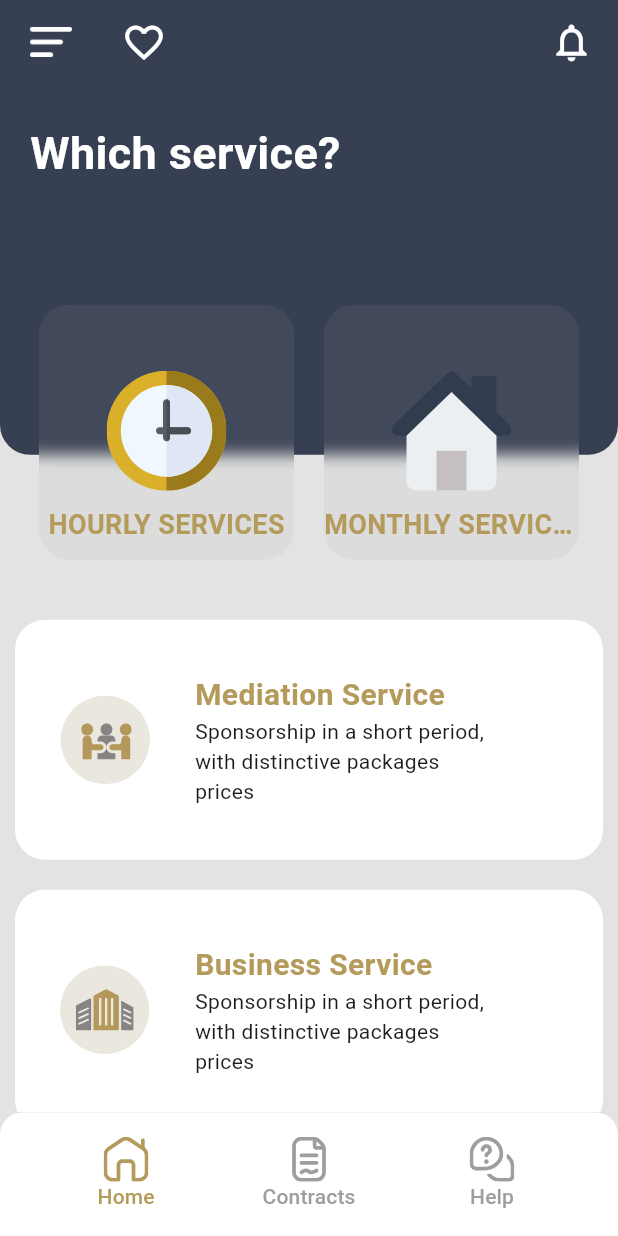
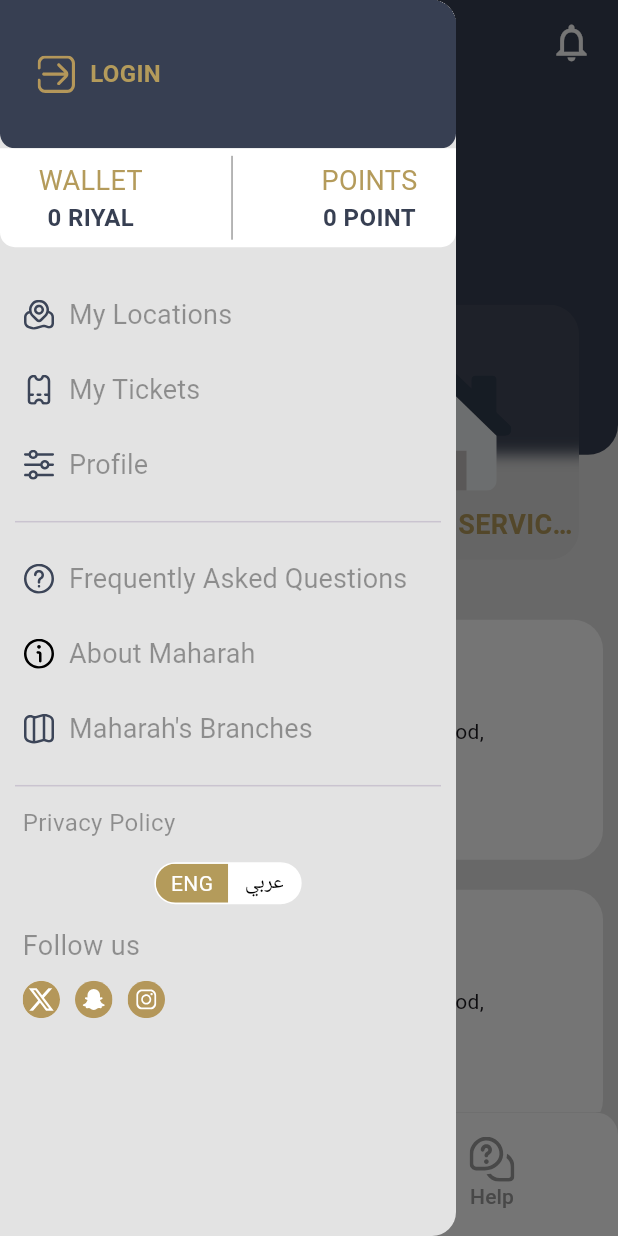
Before and after one commit to MohamedAdel022/maharah, a Flutter app: the screen it shows after launch, with the side drawer open (before the commit the screen has no drawer), on a phone screen of 412 x 824 dp. Run offline on Flutter 3.47's test engine with Material 3 defaults, Android fonts, the phone set to English and light mode, and no system bars; our stand-ins replace flutter_svg, smooth_page_indicator.

Commit message:
"Removed Onboarding import, added HomeDrawer to HomeView, and modified HomeAppBar to open drawer on menu icon tap."

```diff
--- a/lib/main.dart
+++ b/lib/main.dart
@@ -1,6 +1,5 @@
 import 'package:flutter/material.dart';
 import 'package:maharah/views/home_view.dart';
-import 'package:maharah/views/onboarding.dart';
 
 void main() {
   runApp(const MyApp());
--- a/lib/views/home_view.dart
+++ b/lib/views/home_view.dart
@@ -3,17 +3,19 @@
 import 'package:maharah/views/widgets/home_app_bar.dart';
 import 'package:maharah/views/widgets/home_body.dart';
 import 'package:maharah/views/widgets/home_bottom_nav_bar.dart';
+import 'package:maharah/views/widgets/home_drawer.dart';
 
 class HomeView extends StatelessWidget {
   const HomeView({super.key});
 
   @override
   Widget build(BuildContext context) {
-    return const Scaffold(
+    return Scaffold(
       backgroundColor: backgroundColor,
-      appBar: HomeAppBar(),
-      body: HomeBody(),
-      bottomNavigationBar: HomeBottomNavBar(),
+      appBar: const HomeAppBar(),
+      body: const HomeBody(),
+      bottomNavigationBar: const HomeBottomNavBar(),
+      drawer: HomeDrawer(),
     );
   }
 }
--- /dev/null
+++ b/lib/views/widgets/custom_toggle_button.dart
@@ -0,0 +1,68 @@
+import 'package:flutter/material.dart';
+import 'package:maharah/constants.dart';
+
+class CustomToggleButton extends StatefulWidget {
+  const CustomToggleButton({
+    super.key,
+    required this.isSelected,
+  });
+
+  final List<bool> isSelected;
+
+  @override
+  State<CustomToggleButton> createState() => _CustomToggleButtonState();
+}
+
+class _CustomToggleButtonState extends State<CustomToggleButton> {
+  @override
+  Widget build(BuildContext context) {
+    return Container(
+      height: 28,
+      decoration: BoxDecoration(
+          border: Border.all(
+            color: Colors.white,
+          ),
+          borderRadius: BorderRadius.circular(15),
+          color: Colors.white),
+      child: ToggleButtons(
+          // list of booleans
+          isSelected: widget.isSelected,
+          // text color of selected toggle
+          selectedColor: Colors.white,
+          // text color of not selected toggle
+          color: Colors.black,
+          // fill color of selected toggle
+          fillColor: textColor,
+          // border properties for each toggle
+          renderBorder: false,
+          borderRadius: BorderRadius.circular(15),
+          // add widgets for which the users need to toggle
+          children: const [
+            Padding(
+              padding: EdgeInsets.symmetric(horizontal: 10),
+              child: Text('ENG', style: TextStyle(fontSize: 14)),
+            ),
+            Padding(
+              padding: EdgeInsets.symmetric(horizontal: 10),
+              child: Text('عربي', style: TextStyle(fontSize: 14)),
+            ),
+          ],
+          // to select or deselect when pressed
+          onPressed: (int newIndex) {
+            setState(() {
+              // looping through the list of booleans values
+              for (int index = 0; index < widget.isSelected.length; index++) {
+                // checking for the index value
+                if (index == newIndex) {
+                  // one button is always set to true
+                  widget.isSelected[index] = true;
+                } else {
+                  // other two will be set to false and not selected
+                  widget.isSelected[index] = false;
+                }
+              }
+            });
+          }),
+    );
+  }
+}
--- a/lib/views/widgets/home_app_bar.dart
+++ b/lib/views/widgets/home_app_bar.dart
@@ -18,7 +18,10 @@
           const SizedBox(
             width: 20,
           ),
-          ImageHelper.loadFromAsset(Assets.imagesMenuIcon, width: 28),
+          GestureDetector(
+            child: ImageHelper.loadFromAsset(Assets.imagesMenuIcon, width: 28),
+            onTap: () => Scaffold.of(context).openDrawer(),
+          ),
         ],
       ),
       title: const Row(
--- /dev/null
+++ b/lib/views/widgets/home_drawer.dart
@@ -0,0 +1,193 @@
+import 'package:flutter/material.dart';
+import 'package:flutter_svg/svg.dart';
+import 'package:maharah/constants.dart';
+import 'package:maharah/core/utils/app_images.dart';
+import 'package:maharah/views/widgets/custom_toggle_button.dart';
+import 'package:maharah/views/widgets/home_drawer_button.dart';
+
+// ignore: must_be_immutable
+class HomeDrawer extends StatelessWidget {
+  HomeDrawer({
+    super.key,
+  });
+
+  List<bool> isSelected = [true, false];
+  @override
+  Widget build(BuildContext context) {
+    return SafeArea(
+      child: Drawer(
+        backgroundColor: backgroundColor,
+        child: Column(
+          crossAxisAlignment: CrossAxisAlignment.start,
+          children: [
+            const DrawerFirstSection(),
+            const DrawerSecondSection(),
+            const SizedBox(
+              height: 20,
+            ),
+            const HomeDrawerButton(
+              imgpath: Assets.imagesMapPin,
+              title: 'My Locations',
+            ),
+            const HomeDrawerButton(
+              imgpath: Assets.imagesTicket,
+              title: 'My Tickets',
+            ),
+            const HomeDrawerButton(
+              imgpath: Assets.imagesSettings,
+              title: 'Profile',
+            ),
+            const Padding(
+              padding: EdgeInsets.symmetric(horizontal: 10, vertical: 5),
+              child: Divider(),
+            ),
+            const HomeDrawerButton(
+              imgpath: Assets.imagesFaqs,
+              title: 'Frequently Asked Questions',
+            ),
+            const HomeDrawerButton(
+              imgpath: Assets.imagesInfo,
+              title: 'About Maharah',
+            ),
+            const HomeDrawerButton(
+              imgpath: Assets.imagesMap,
+              title: 'Maharah\'s Branches',
+            ),
+            const Padding(
+              padding: EdgeInsets.symmetric(horizontal: 10, vertical: 5),
+              child: Divider(),
+            ),
+            const Padding(
+              padding: EdgeInsets.only(left: 15, bottom: 15),
+              child: Text(
+                'Privacy Policy',
+                style: TextStyle(
+                    fontSize: 16,
+                    fontWeight: FontWeight.w400,
+                    color: Colors.black38),
+              ),
+            ),
+            Center(
+              child: CustomToggleButton(isSelected: isSelected),
+            ),
+            const Padding(
+              padding: EdgeInsets.only(left: 15, top: 15),
+              child: Text(
+                'Follow us',
+                style: TextStyle(
+                    fontSize: 18,
+                    fontWeight: FontWeight.w400,
+                    color: Colors.black38),
+              ),
+            ),
+            Padding(
+              padding: const EdgeInsets.symmetric(horizontal: 15, vertical: 10),
+              child: Row(
+                children: [
+                  SvgPicture.asset(Assets.imagesXTwitter, width: 25),
+                  const SizedBox(width: 10),
+                  SvgPicture.asset(Assets.imagesSnapchat, width: 25),
+                  const SizedBox(width: 10),
+                  SvgPicture.asset(Assets.imagesInstagram, width: 25),
+                ],
+              ),
+            )
+          ],
+        ),
+      ),
+    );
+  }
+}
+
+class DrawerSecondSection extends StatelessWidget {
+  const DrawerSecondSection({
+    super.key,
+  });
+
+  @override
+  Widget build(BuildContext context) {
+    return Container(
+      height: MediaQuery.of(context).size.height * .08,
+      decoration: const BoxDecoration(
+        color: Colors.white,
+        borderRadius: BorderRadius.vertical(
+          bottom: Radius.circular(10),
+        ),
+      ),
+      padding: const EdgeInsets.symmetric(vertical: 5),
+      child: const Row(
+        mainAxisAlignment: MainAxisAlignment.spaceAround,
+        children: [
+          Column(
+            mainAxisAlignment: MainAxisAlignment.center,
+            children: [
+              Text('WALLET',
+                  style: TextStyle(
+                    fontSize: 18,
+                    color: textColor,
+                  )),
+              Text('0 RIYAL',
+                  style: TextStyle(
+                    fontSize: 16,
+                    fontWeight: FontWeight.bold,
+                    color: primaryColor,
+                  ))
+            ],
+          ),
+          VerticalDivider(
+            color: Colors.grey,
+          ),
+          Column(
+            mainAxisAlignment: MainAxisAlignment.center,
+            children: [
+              Text('POINTS',
+                  style: TextStyle(
+                    fontSize: 18,
+                    color: textColor,
+                  )),
+              Text('0 POINT',
+                  style: TextStyle(
+                    fontSize: 16,
+                    fontWeight: FontWeight.bold,
+                    color: primaryColor,
+                  ))
+            ],
+          )
+        ],
+      ),
+    );
+  }
+}
+
+class DrawerFirstSection extends StatelessWidget {
+  const DrawerFirstSection({
+    super.key,
+  });
+
+  @override
+  Widget build(BuildContext context) {
+    return Container(
+        height: MediaQuery.of(context).size.height * .12,
+        padding: const EdgeInsets.only(left: 25),
+        decoration: const BoxDecoration(
+          borderRadius: BorderRadius.vertical(bottom: Radius.circular(10)),
+          color: primaryColor,
+        ),
+        child: Row(
+          children: [
+            SvgPicture.asset(
+              Assets.imagesLogin,
+              width: 25,
+            ),
+            const SizedBox(
+              width: 10,
+            ),
+            const Text('LOGIN',
+                style: TextStyle(
+                    fontSize: 16,
+                    fontWeight: FontWeight.bold,
+                    color: textColor))
+          ],
+        ));
+  }
+}
--- /dev/null
+++ b/lib/views/widgets/home_drawer_button.dart
@@ -0,0 +1,34 @@
+import 'package:flutter/material.dart';
+import 'package:flutter_svg/svg.dart';
+
+class HomeDrawerButton extends StatelessWidget {
+  const HomeDrawerButton({
+    super.key,
+    required this.title,
+    required this.imgpath,
+  });
+  final String title;
+  final String imgpath;
+
+  @override
+  Widget build(BuildContext context) {
+    return MaterialButton(
+      onPressed: () {},
+      height: 50,
+      child: Row(children: [
+        SvgPicture.asset(
+          imgpath,
+          width: 20,
+        ),
+        const SizedBox(
+          width: 10,
+        ),
+        Text(
+          title,
+          style: const TextStyle(
+              fontSize: 18, fontWeight: FontWeight.w400, color: Colors.black38),
+        )
+      ]),
+    );
+  }
+}
```
